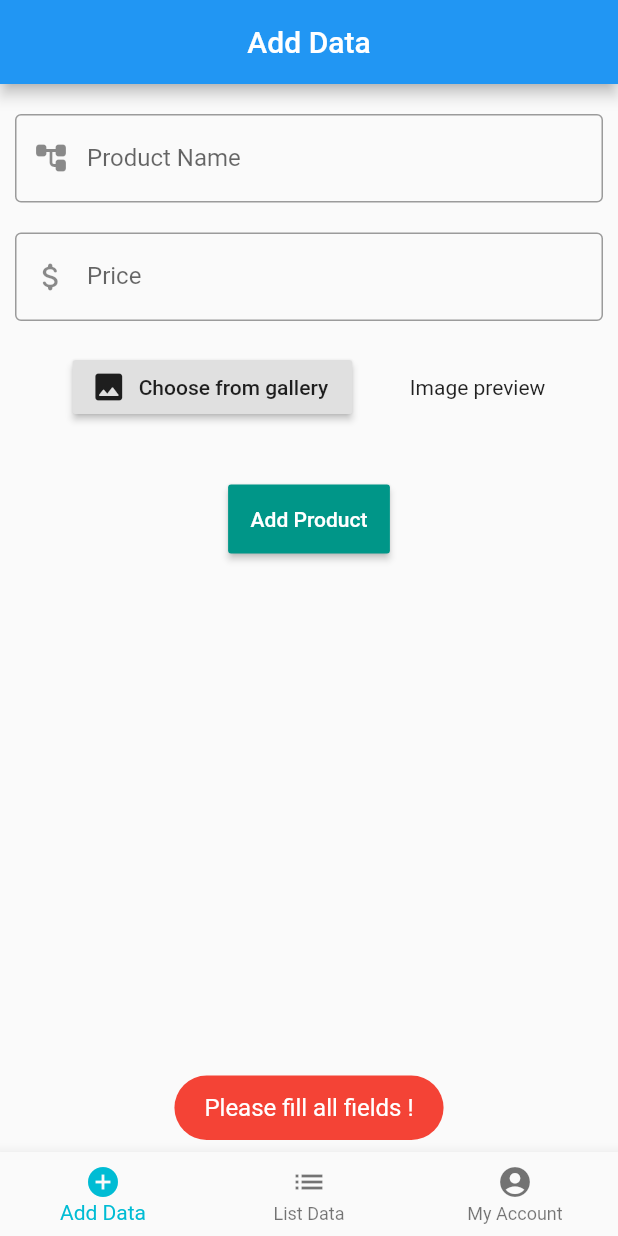
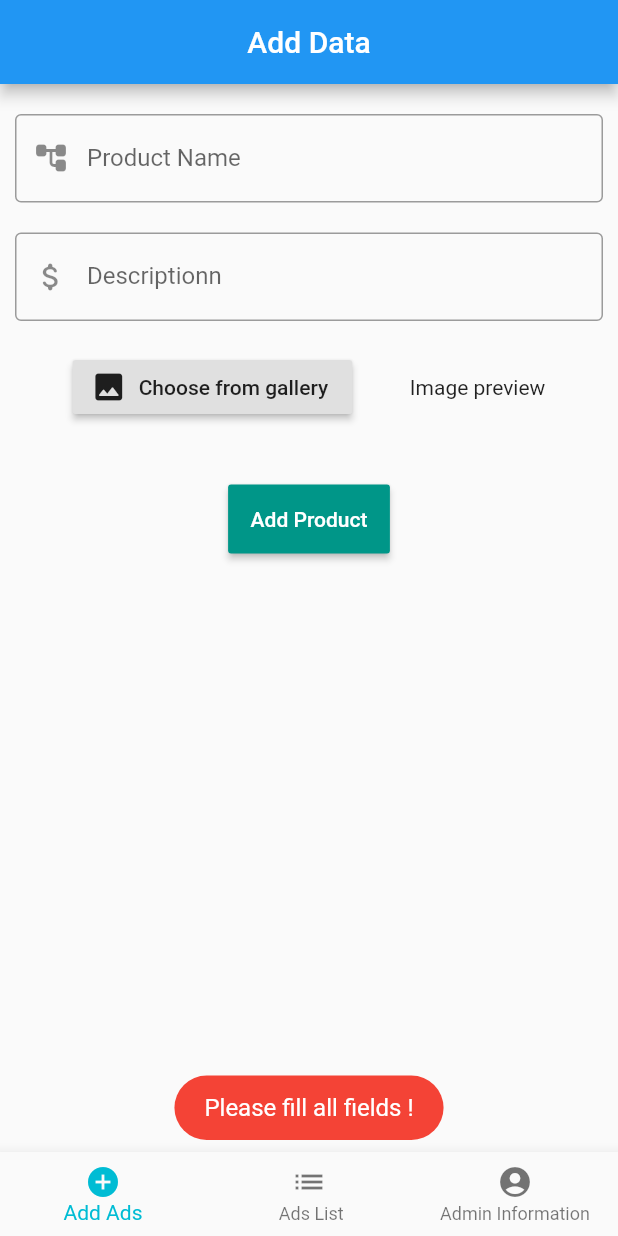
Before and after one commit to 10101100011000/AdminCariKerja, a Flutter app: the MainMenu screen opened directly, after a tap on "Add Product", on a phone screen of 412 x 824 dp. Run offline on Flutter 3.47's test engine with Material 2 defaults, Android fonts, the phone set to English and light mode, and no system bars; our stand-ins replace cloud_firestore, equatable, firebase_auth, firebase_core, firebase_storage, flutter_spinkit and 2 more; accounts and stored records are empty; network calls fail.

Commit message:
3januari

```diff
--- a/lib/models/products.dart
+++ b/lib/models/products.dart
@@ -2,12 +2,12 @@ part of 'models.dart';
 
 class Products extends Equatable {
   final String id;
-  final String name;
-  final String price;
+  final String ads;
+  final String description;
   final String image;
 
-  Products(this.id, this.name, this.price, this.image);
+  Products(this.id, this.ads, this.description, this.image);
 
   @override
-  List<Object> get props => [id, name, price, image];
+  List<Object> get props => [id, ads, description, image];
 }
--- a/lib/services/product_services.dart
+++ b/lib/services/product_services.dart
@@ -16,8 +16,8 @@ class ProductServices {
     await Firebase.initializeApp();
     productDoc = await productCollection.add({
       'id': "",
-      'name': product.name,
-      'price': product.price,
+      'name': product.ads,
+      'description': product.description,
       'image': "",
     });
 
@@ -47,8 +47,8 @@ class ProductServices {
 
     await productCollection.doc(product.id).update(
       {
-        'name': product.name,
-        'price': product.price,
+        'name': product.ads,
+        'description': product.description,
       },
     );
 
--- a/lib/services/user_services.dart
+++ b/lib/services/user_services.dart
@@ -2,7 +2,7 @@ part of 'services.dart';
 
 class UserServices {
   static CollectionReference userCollection =
-      FirebaseFirestore.instance.collection("users");
+      FirebaseFirestore.instance.collection("Admin");
   static DocumentReference userDoc;
   static Reference ref;
   static UploadTask uploadTask;
--- a/lib/ui/pages/add_page.dart
+++ b/lib/ui/pages/ads_add.dart
@@ -7,19 +7,19 @@ class AddPage extends StatefulWidget {
 
 class _AddPageState extends State<AddPage> {
   final ctrlName = TextEditingController();
-  final ctrlPrice = TextEditingController();
+  final ctrlDesc = TextEditingController();
   bool isLoading = false;
 
   @override
   void dispose() {
     ctrlName.dispose();
-    ctrlPrice.dispose();
+    ctrlDesc.dispose();
     super.dispose();
   }
 
   void clearForm() {
     ctrlName.clear();
-    ctrlPrice.clear();
+    ctrlDesc.clear();
     setState(() {
       imageFile = null;
     });
@@ -62,12 +62,11 @@ class _AddPageState extends State<AddPage> {
                     ),
                     SizedBox(height: 20),
                     TextFormField(
-                      keyboardType: TextInputType.number,
-                      controller: ctrlPrice,
+                      controller: ctrlDesc,
                       decoration: InputDecoration(
                           prefixIcon: Icon(Icons.attach_money_rounded),
-                          labelText: 'Price',
-                          hintText: "Write product's price",
+                          labelText: 'Descriptionn',
+                          hintText: "Write the ads description",
                           border: OutlineInputBorder()),
                     ),
                     SizedBox(height: 20),
@@ -108,7 +107,7 @@ class _AddPageState extends State<AddPage> {
                       child: Text("Add Product"),
                       onPressed: () async {
                         if (ctrlName.text == "" ||
-                            ctrlPrice.text == "" ||
+                            ctrlDesc.text == "" ||
                             imageFile == null) {
                           Fluttertoast.showToast(
                             msg: "Please fill all fields !",
@@ -123,7 +122,7 @@ class _AddPageState extends State<AddPage> {
                             isLoading = true;
                           });
                           Products product =
-                              Products("", ctrlName.text, ctrlPrice.text, "");
+                              Products("", ctrlName.text, ctrlDesc.text, "");
                           bool result = await ProductServices.addProduct(
                               product, imageFile);
                           if (result == true) {
--- a/lib/ui/pages/data_page.dart
+++ b/lib/ui/pages/ads_list.dart
@@ -40,7 +40,7 @@ class _DataPageState extends State<DataPage> {
                   return ListView(
                     children: snapshot.data.docs.map((DocumentSnapshot doc) {
                       return ProductCard(
-                        product: Products(doc.data()['id'], doc.data()['name'],
+                        product: Products(doc.data()['id'], doc.data()['ads'],
                             doc.data()['price'], doc.data()['image']),
                       );
                     }).toList(),
--- a/lib/ui/pages/edit_page.dart
+++ b/lib/ui/pages/edit_page.dart
@@ -50,7 +50,7 @@ class _EditPageState extends State<EditPage> {
                     SizedBox(height: 10),
                     TextFormField(
                       controller: ctrlName =
-                          TextEditingController(text: widget.product.name),
+                          TextEditingController(text: widget.product.ads),
                       decoration: InputDecoration(
                         prefixIcon: Icon(Icons.edit),
                         labelText: 'Product Name',
@@ -60,8 +60,8 @@ class _EditPageState extends State<EditPage> {
                     ),
                     SizedBox(height: 20),
                     TextFormField(
-                      controller: ctrlPrice =
-                          TextEditingController(text: widget.product.price),
+                      controller: ctrlPrice = TextEditingController(
+                          text: widget.product.description),
                       keyboardType: TextInputType.number,
                       decoration: InputDecoration(
                         prefixIcon: Icon(Icons.attach_money),
--- a/lib/ui/pages/mainmenu.dart
+++ b/lib/ui/pages/mainmenu.dart
@@ -29,16 +29,16 @@ class _MainMenuState extends State<MainMenu> {
         items: const <BottomNavigationBarItem>[
           BottomNavigationBarItem(
               icon: Icon(Icons.add_circle),
-              label: 'Add Data',
-              backgroundColor: Colors.blue),
+              label: 'Add Ads',
+              backgroundColor: Colors.orange),
           BottomNavigationBarItem(
               icon: Icon(Icons.list),
-              label: 'List Data',
-              backgroundColor: Colors.cyan),
+              label: ' Ads List',
+              backgroundColor: Colors.orange),
           BottomNavigationBarItem(
               icon: Icon(Icons.account_circle),
-              label: 'My Account',
-              backgroundColor: Colors.amber),
+              label: 'Admin Information',
+              backgroundColor: Colors.orange),
         ],
         currentIndex: _selectedIndex,
         selectedItemColor: Colors.cyan,
--- a/lib/ui/pages/pages.dart
+++ b/lib/ui/pages/pages.dart
@@ -14,7 +14,7 @@ import 'package:bloc_practice/ui/widgets/productcard.dart';
 part 'signin_page.dart';
 part 'signup_page.dart';
 part 'mainmenu.dart';
-part 'add_page.dart';
-part 'data_page.dart';
+part 'ads_add.dart';
+part 'ads_list.dart';
 part 'account_page.dart';
 part 'edit_page.dart';
--- a/lib/ui/pages/signup_page.dart
+++ b/lib/ui/pages/signup_page.dart
@@ -93,7 +93,7 @@ class _SignUpPageState extends State<SignUpPage> {
                               ctrlEmail.text, ctrlPassword.text, ctrlName.text);
                           if (result == "success") {
                             Fluttertoast.showToast(
-                              msg: "Sign Up iz a Success",
+                              msg: "Sign Up Success",
                               toastLength: Toast.LENGTH_SHORT,
                               gravity: ToastGravity.BOTTOM,
                               backgroundColor: Colors.green,
--- a/lib/ui/widgets/productcard.dart
+++ b/lib/ui/widgets/productcard.dart
@@ -20,12 +20,10 @@ class ProductCard extends StatelessWidget {
                   )));
         },
         title: Text(
-            product.name,
+          product.ads,
           style: TextStyle(fontSize: 20),
         ),
-          subtitle: Text(NumberFormat.currency(
-                  locale: 'id', decimalDigits: 0, symbol: 'Rp ')
-              .format(int.parse(product.price))),
+        subtitle: Text(product.description),
         leading: CircleAvatar(
           backgroundColor: Colors.white,
           backgroundImage: NetworkImage(product.image, scale: 40),
@@ -34,6 +32,34 @@ class ProductCard extends StatelessWidget {
           icon: Icon(Icons.remove_red_eye, color: Colors.grey),
           onPressed: () {},
         ),
-        ));
+      ),
+    );
   }
 }
+//     return Card(
+//         shape: RoundedRectangleBorder(
+//             side: BorderSide(width: 2, color: Colors.black)),
+//         color: Colors.yellow,
+//         child: ListTile(
+//           contentPadding: EdgeInsets.all(10),
+//           onTap: () {},
+//           title: Text(product.ads,
+//               style: TextStyle(fontSize: 18, fontFamily: 'saira')),
+//           subtitle: Text(
+//             "Gaji : " +
+//                 NumberFormat.currency(
+//                         locale: 'id', decimalDigits: 0, symbol: 'Rp')
+//                     .format(int.parse(product.ads)),
+//             style: TextStyle(fontFamily: 'saira', fontSize: 15),
+//           ),
+//           leading: CircleAvatar(
+//             backgroundColor: Colors.white,
+//             radius: 25,
+//             backgroundImage: NetworkImage(
+//               product.image,
+//               scale: 40,
+//             ),
+//           ),
+//         ));
+//   }
+// }
```
Also changed, not shown: lib/ui/pages/signin_page.dart (+12 -12 lines), pubspec.lock, 3 other files. Lines whose indentation alone changed are shown as unchanged.
